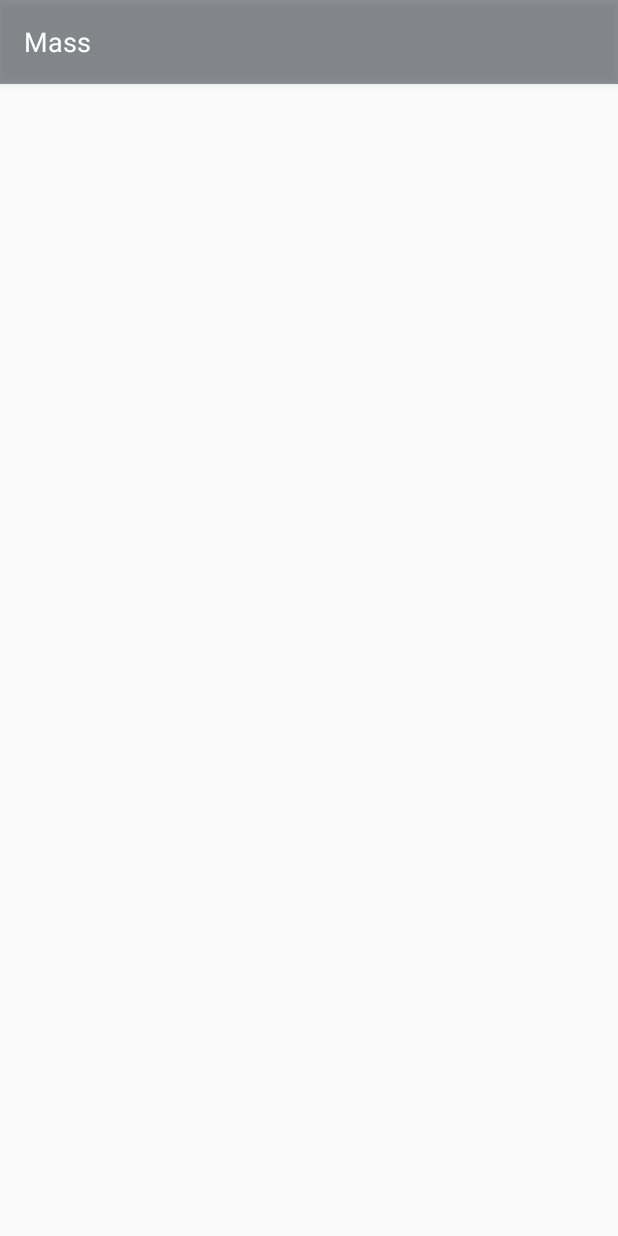
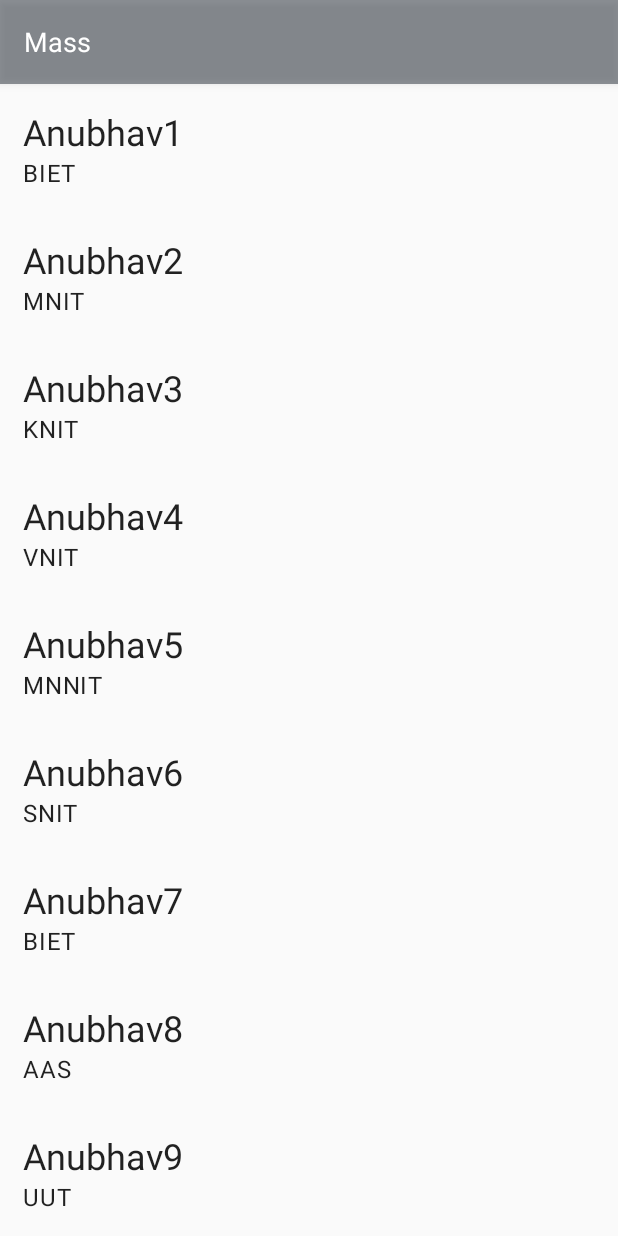
Before and after one commit to anubhavpatel/Massenger, an Android app: the RecyclerView screen opened directly, with no data from a screen before it, on a phone screen of 412 x 824 dp. Run offline under Robolectric (Android 15) with nearby library versions, the phone set to English and light mode, and no system bars.

Commit message:
added slider screen and Adapter

```diff
--- a/app/src/main/AndroidManifest.xml
+++ b/app/src/main/AndroidManifest.xml
@@ -4,6 +4,8 @@
 
     <uses-permission android:name="android.permission.CAMERA" />
     <uses-permission android:name="android.permission.WRITE_EXTERNAL_STORAGE" />
+    <uses-permission android:name="android.permission.INTERNET"/>
+    <uses-permission android:name="android.permission.ACCESS_NETWORK_STATE" />
 
     <application
         android:allowBackup="true"
--- /dev/null
+++ b/app/src/main/java/com/example/mass/Adapter/MyAdapter.kt
@@ -0,0 +1,33 @@
+package com.example.mass.Adapter
+
+import android.view.LayoutInflater
+import android.view.View
+import android.view.ViewGroup
+import android.widget.TextView
+import androidx.recyclerview.widget.RecyclerView
+import com.example.mass.College
+import com.example.mass.R
+
+class MyAdapter(private val data : List<College>): RecyclerView.Adapter<MyAdapter.MyViewHolder>() {
+    override fun onCreateViewHolder(parent: ViewGroup, viewType: Int): MyViewHolder {
+        val inflater = LayoutInflater.from(parent.context)
+        val view = inflater.inflate(R.layout.item_view,parent,false)
+        return MyViewHolder(view)
+    }
+
+    override fun onBindViewHolder(holder: MyViewHolder, position: Int) {
+       holder.textName.text = data[position].title
+        holder.textCollege.text = data[position].description
+    }
+
+    override fun getItemCount(): Int {
+        return data.size
+    }
+    class MyViewHolder(itemView: View):  RecyclerView.ViewHolder(itemView){
+        val textName = itemView.findViewById<TextView>(R.id.textName)
+        val textCollege = itemView.findViewById<TextView>(R.id.textCollege)
+
+    }
+
+
+}
--- /dev/null
+++ b/app/src/main/java/com/example/mass/College.kt
@@ -0,0 +1,4 @@
+package com.example.mass
+
+data class College(val title: String, val description : String) {
+}
--- a/app/src/main/java/com/example/mass/RecyclerView.kt
+++ b/app/src/main/java/com/example/mass/RecyclerView.kt
@@ -2,11 +2,31 @@ package com.example.mass
 
 import androidx.appcompat.app.AppCompatActivity
 import android.os.Bundle
+import androidx.recyclerview.widget.LinearLayoutManager
+import androidx.recyclerview.widget.RecyclerView
+import com.example.mass.Adapter.MyAdapter
+
 
 class RecyclerView : AppCompatActivity() {
+    private lateinit var namesList : androidx.recyclerview.widget.RecyclerView
+
 
     override fun onCreate(savedInstanceState: Bundle?) {
         super.onCreate(savedInstanceState)
         setContentView(R.layout.activity_recycler_view)
+        val collegeObjects= mutableListOf<College>()
+        collegeObjects.add(College(title = "Anubhav1",description = "BIET"))
+        collegeObjects.add(College(title = "Anubhav2",description = "MNIT"))
+        collegeObjects.add(College(title = "Anubhav3",description = "KNIT"))
+        collegeObjects.add(College(title = "Anubhav4",description = "VNIT"))
+        collegeObjects.add(College(title = "Anubhav5",description = "MNNIT"))
+        collegeObjects.add(College(title = "Anubhav6",description = "SNIT"))
+        collegeObjects.add(College(title = "Anubhav7",description = "BIET"))
+        collegeObjects.add(College(title = "Anubhav8",description = "AAS"))
+        collegeObjects.add(College(title = "Anubhav9",description = "UUT"))
+        collegeObjects.add(College(title = "Anubhav",description = "Biet"))
+        namesList=findViewById<RecyclerView>(R.id.namesList)
+        namesList.adapter= MyAdapter(collegeObjects)
+        namesList.layoutManager=LinearLayoutManager(this)
     }
 }
--- a/app/src/main/res/layout/activity_recycler_view.xml
+++ b/app/src/main/res/layout/activity_recycler_view.xml
@@ -4,6 +4,7 @@
     xmlns:tools="http://schemas.android.com/tools"
     android:layout_width="match_parent"
     android:layout_height="match_parent"
-    tools:context=".RecyclerView">
+    tools:context=".RecyclerView"
+    android:id="@+id/namesList">
 
 </androidx.recyclerview.widget.RecyclerView>
--- a/app/src/main/res/layout/activity_register.xml
+++ b/app/src/main/res/layout/activity_register.xml
@@ -67,12 +67,12 @@
             android:hint="Password"/>
 
         <Button
+            android:id="@+id/btnRegister"
             android:layout_width="wrap_content"
             android:layout_height="wrap_content"
             android:text="Get Started"
             android:paddingLeft="20dp"
             android:paddingRight="20dp"
-            android:id="@+id/btn_register"
             android:drawablePadding="40dp"
             android:textAllCaps="false"
             android:layout_gravity="left"
--- /dev/null
+++ b/app/src/main/res/layout/item_view.xml
@@ -0,0 +1,21 @@
+<?xml version="1.0" encoding="utf-8"?>
+<LinearLayout xmlns:android="http://schemas.android.com/apk/res/android"
+    android:layout_width="match_parent"
+    android:layout_height="wrap_content"
+    android:padding="15dp"
+    android:orientation="vertical"
+    android:gravity="center_vertical">
+    <TextView
+        style="@style/TextAppearance.AppCompat.Headline"
+        android:layout_width="match_parent"
+        android:layout_height="wrap_content"
+        android:id="@+id/textName"
+        android:text="Name"/>
+    <TextView
+        style="@style/TextAppearance.MaterialComponents.Body1"
+        android:layout_width="match_parent"
+        android:layout_height="wrap_content"
+        android:id="@+id/textCollege"
+        android:text="college"/>
+
+</LinearLayout>
```
Also changed, not shown: app/build.gradle (+5 -2 lines), app/src/main/java/com/example/mass/ForgotPassword.kt (+17 -0 lines), app/src/main/java/com/example/mass/RegisterActivity.kt (+11 -0 lines), app/src/main/res/layout/activity_forgot_password.xml (+22 -1 lines).
